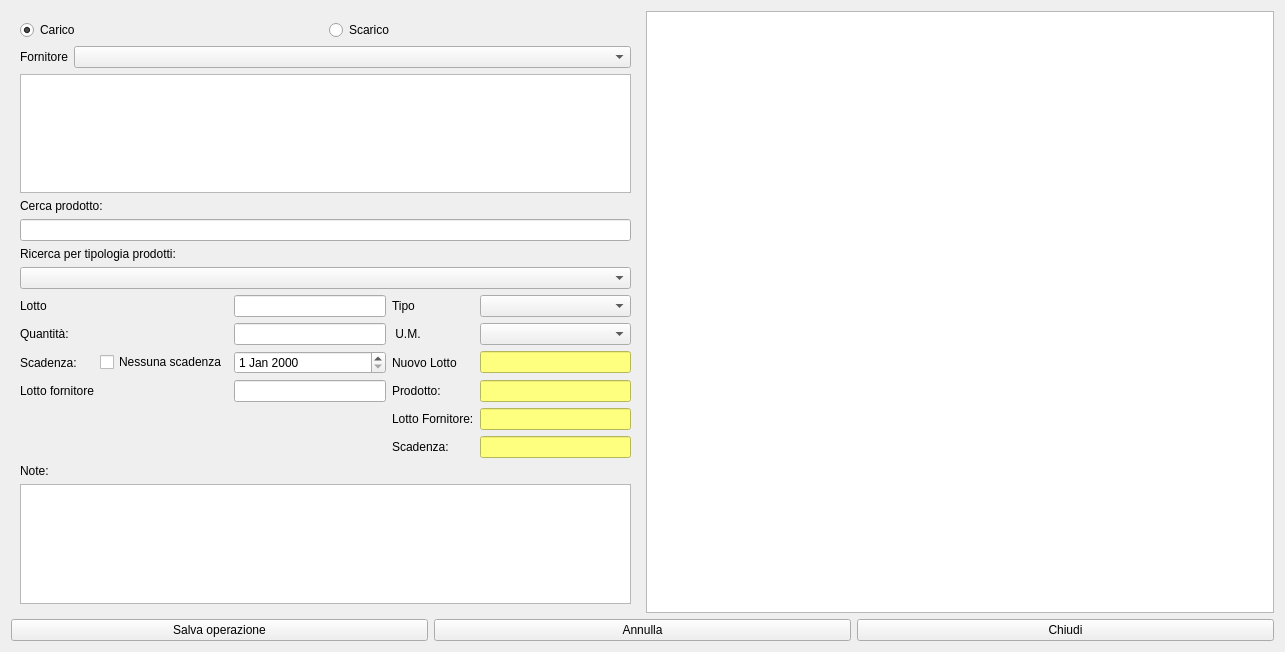
The window that hnuovaoperazione.ui (fblabs/hamlet-mod-sancon) describes before a commit, drawn with Qt 5.
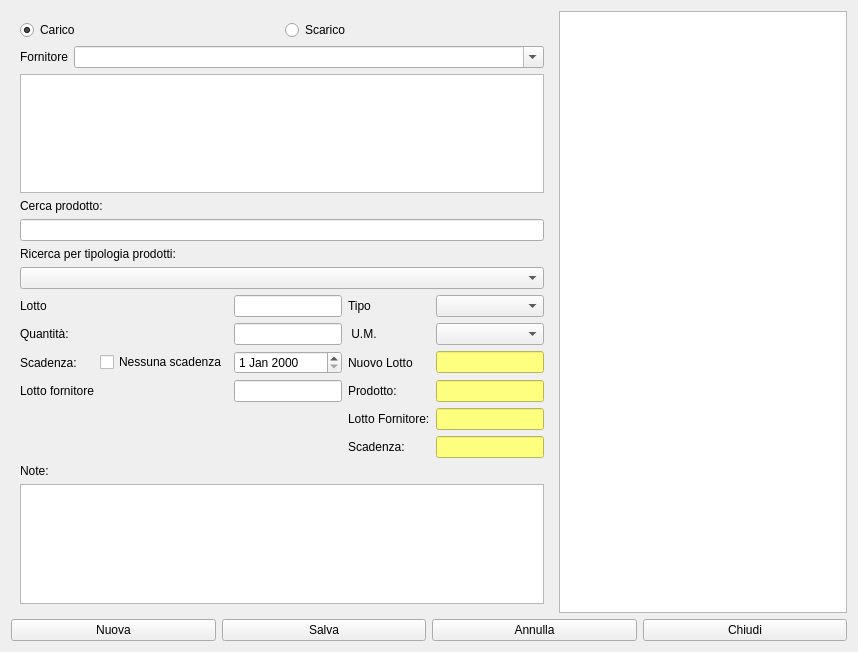
The same window after the commit. Icons and pictures are not drawn.

Diff of the .ui file:
```diff
--- a/hnuovaoperazione.ui
+++ b/hnuovaoperazione.ui
@@ -9,7 +9,7 @@
    <rect>
     <x>0</x>
     <y>0</y>
-    <width>1285</width>
+    <width>858</width>
     <height>652</height>
    </rect>
   </property>
@@ -67,7 +67,14 @@
                </widget>
               </item>
               <item row="0" column="1">
-               <widget class="QComboBox" name="cbAnagrafica"/>
+               <widget class="QComboBox" name="cbAnagrafica">
+                <property name="editable">
+                 <bool>true</bool>
+                </property>
+                <property name="insertPolicy">
+                 <enum>QComboBox::NoInsert</enum>
+                </property>
+               </widget>
               </item>
              </layout>
             </item>
@@ -267,10 +274,27 @@
    </item>
    <item>
     <layout class="QHBoxLayout" name="horizontalLayout_3">
+     <item>
+      <widget class="QPushButton" name="pushButton_3">
+       <property name="text">
+        <string>Nuova</string>
+       </property>
+       <property name="icon">
+        <iconset resource="icons.qrc">
+         <normaloff>:/Resources/Actions-configure-icon.png</normaloff>:/Resources/Actions-configure-icon.png</iconset>
+       </property>
+       <property name="iconSize">
+        <size>
+         <width>32</width>
+         <height>32</height>
+        </size>
+       </property>
+      </widget>
+     </item>
      <item>
       <widget class="QPushButton" name="pushButton">
        <property name="text">
-        <string>Salva operazione</string>
+        <string>Salva</string>
        </property>
        <property name="icon">
         <iconset resource="icons.qrc">
```
